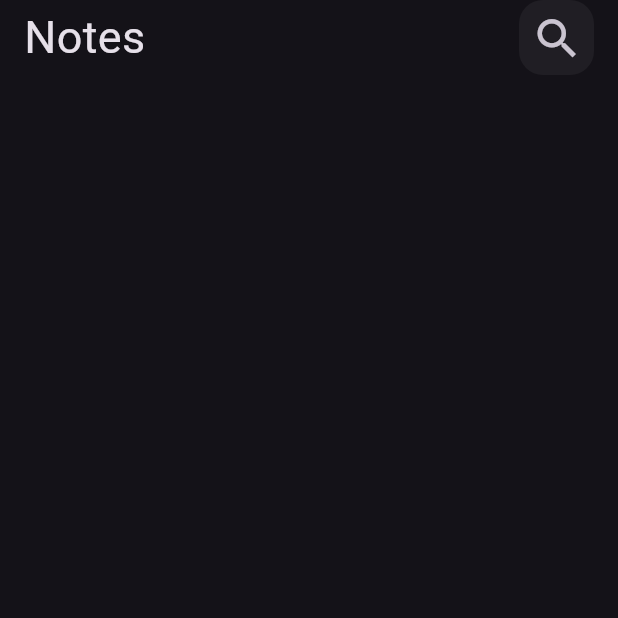
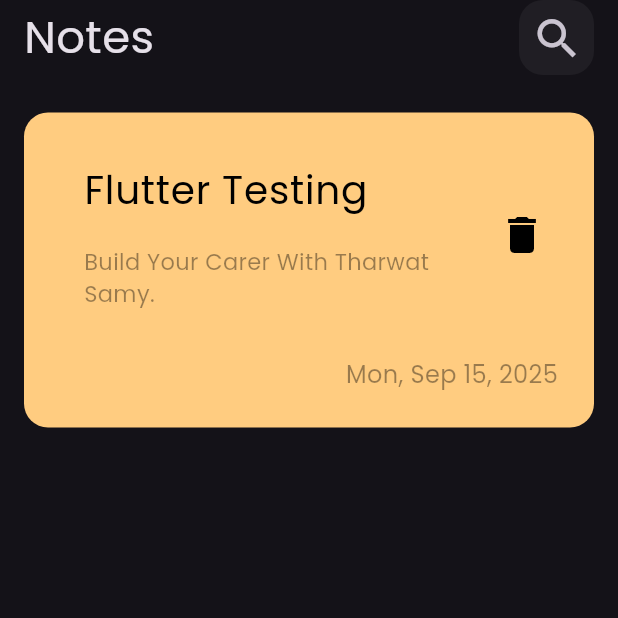
Before and after one commit to MahmoudRamadanDev/Elkok_notes_app, a Flutter app: the screen it shows after launch, on a phone screen of 412 x 824 dp, the top half of it. Run offline on Flutter 3.47's test engine with Material 3 defaults, Android fonts, the phone set to English and light mode, and no system bars.

Commit message:
create notes item and add font family and create constant

```diff
--- /dev/null
+++ b/lib/constant.dart
@@ -0,0 +1,3 @@
+import 'package:flutter/material.dart';
+
+const kPrimaryColor = Colors.black ;
--- a/lib/main.dart
+++ b/lib/main.dart
@@ -11,7 +11,11 @@ const  NotesApp({super.key}) ;
   @override
   Widget build(BuildContext context) {
     return MaterialApp(
-      theme: ThemeData.dark(),
+      theme: ThemeData(
+        fontFamily: "Poppins" ,
+        brightness: Brightness.dark,
+      ),
+
       debugShowCheckedModeBanner: false,
       routes: {
         NotesView.id : (context) => NotesView() ,
--- /dev/null
+++ b/lib/widgets/custom_note_item.dart
@@ -0,0 +1,40 @@
+import 'package:flutter/material.dart';
+import 'package:intl/intl.dart';
+import 'package:notes_app/constant.dart';
+
+class CustomNoteItem extends StatelessWidget {
+  const CustomNoteItem({super.key});
+
+  @override
+  Widget build(BuildContext context) {
+    return Container(
+                decoration: BoxDecoration(
+                  color: Color(0xffFFCC80),
+                  borderRadius: BorderRadius.circular(16),
+                ),
+                padding: EdgeInsets.only(left: 24 , top: 24 , bottom: 24),
+                child: Column(
+                  crossAxisAlignment: CrossAxisAlignment.end,
+                  children: [
+                    Padding(
+                      padding: const EdgeInsets.only(bottom: 24),
+                      child: ListTile(
+                        title:Text("Flutter Testing" , style: TextStyle(fontSize: 26 , color: kPrimaryColor ),) ,
+                        subtitle: Padding(
+                          padding: const EdgeInsets.only(
+                            top: 18
+                          ),
+                          child: SizedBox(width:200 , child: Text("Build Your Carer With Tharwat Samy." , style: TextStyle(fontSize: 15 , color: kPrimaryColor.withValues(alpha: .4)), maxLines: 2,)),
+                        ),
+                        trailing: IconButton(onPressed: () {}, icon: Icon(Icons.delete , size: 32  , color: kPrimaryColor,)),
+                      ),
+                    ),
+                    Padding(
+                      padding: const EdgeInsets.only(right: 24),
+                      child: Text(DateFormat.yMMMEd().format(DateTime.now()) , style: TextStyle(fontSize: 16 , color:kPrimaryColor.withValues(alpha: .4) ),),
+                    ) ,
+                  ],
+                ),
+              );
+  }
+}
--- a/lib/widgets/notes_view_body.dart
+++ b/lib/widgets/notes_view_body.dart
@@ -1,5 +1,6 @@
 import 'package:flutter/material.dart';
 import 'package:notes_app/widgets/custom_app_bar.dart';
+import 'package:notes_app/widgets/custom_note_item.dart';
 
 class NotesViewBody extends StatelessWidget {
   const NotesViewBody({super.key});
@@ -8,10 +9,12 @@ class NotesViewBody extends StatelessWidget {
   Widget build(BuildContext context) {
     return  SafeArea(
         child: Padding(
-          padding: const EdgeInsets.symmetric(horizontal: 16),
+          padding: const EdgeInsets.symmetric(horizontal: 16,),
           child: Column(
             children: [
               CustomAppBar(text: "Notes", icon: Icons.search),
+              SizedBox(height: 25,),
+              CustomNoteItem(),
             ],
           ),
         ),
```
Also changed, not shown: pubspec.yaml (+5 -4 lines), assets/fonts/Poppins-Regular.ttf (added), pubspec.lock.
